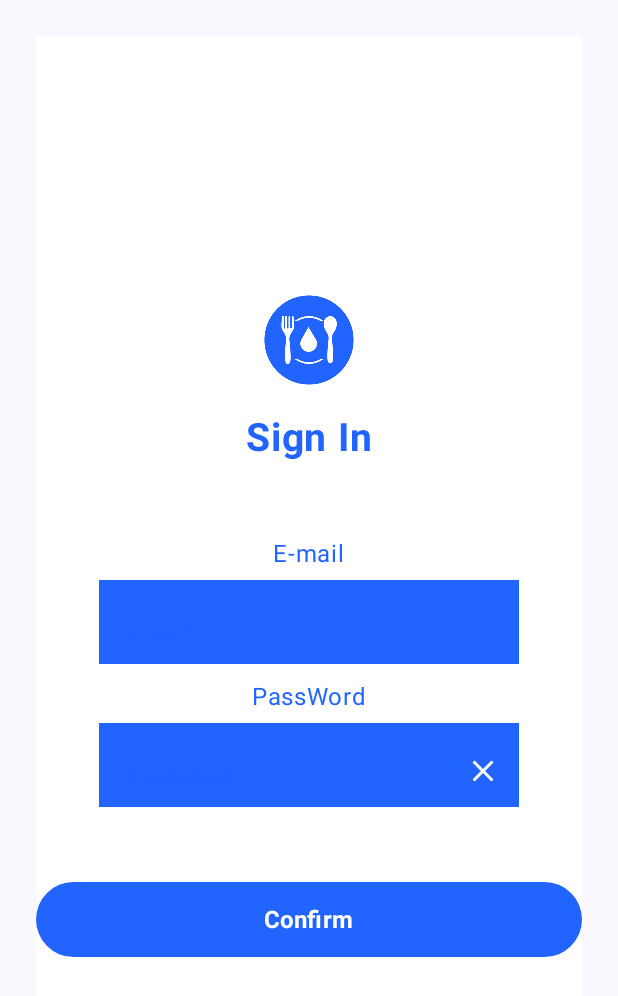
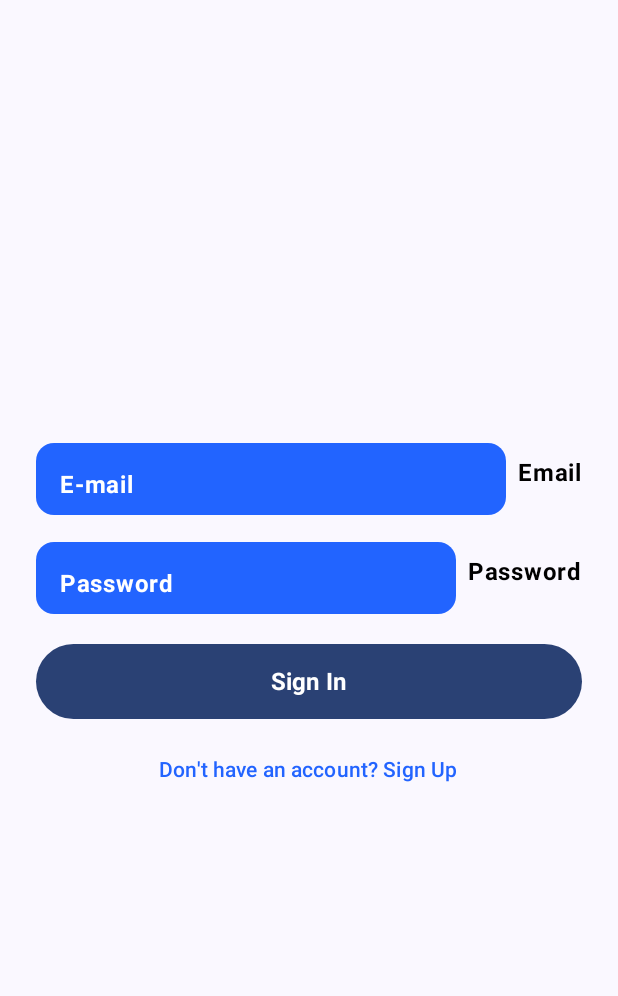
Before and after one commit to elinewdv/3780, an Android app built with Jetpack Compose: the SignPageScreen screen opened through its navigation route, after a tap on "Sign In", on a phone screen of 412 x 824 dp. Shown: the top 996 px of the screen. Run offline under Robolectric (Android 15) with nearby library versions, the phone set to English and light mode, and no system bars; our stand-ins replace Room's generated code; 1 statement that could not run was skipped.

Commit message:
Sign In and Sign UP working very well, and user getting into data base + Hashed Password using Bycript

```diff
--- a/app/build.gradle.kts
+++ b/app/build.gradle.kts
@@ -96,4 +96,5 @@ dependencies {
     implementation(libs.okhttp.v493)
     implementation(libs.logging.interceptor.v493)
     implementation (libs.moshi.kotlin.v1130)
+    implementation(libs.bcrypt)
 }
--- a/app/src/main/java/com/example/diabeteapp/HomePage.kt
+++ b/app/src/main/java/com/example/diabeteapp/HomePage.kt
@@ -33,7 +33,7 @@ fun HomePageScreen(navController: NavHostController) {
         Spacer(modifier = Modifier.height(5.dp))
         Text("Quote",color = Color(0xFF2264FF))
         Spacer(modifier = Modifier.height(25.dp))
-        Button(onClick = { navController.navigate(SignPage()) },
+        Button(onClick = { navController.navigate(SignPage) },
             colors = ButtonDefaults.buttonColors(containerColor = Color(0xFF2264FF))
         ) {
             Text(text = "Next", color = Color.White)
--- a/app/src/main/java/com/example/diabeteapp/MainActivity.kt
+++ b/app/src/main/java/com/example/diabeteapp/MainActivity.kt
@@ -39,7 +39,6 @@ import androidx.compose.ui.unit.dp
 import androidx.lifecycle.ViewModelProvider
 import androidx.lifecycle.compose.collectAsStateWithLifecycle
 import androidx.lifecycle.lifecycleScope
-import androidx.lifecycle.viewmodel.compose.viewModel
 import androidx.navigation.NavController
 import androidx.navigation.NavDestination
 import androidx.navigation.NavDestination.Companion.hasRoute
@@ -49,22 +48,20 @@ import androidx.navigation.compose.currentBackStackEntryAsState
 import androidx.navigation.compose.rememberNavController
 import com.example.diabeteapp.data.FoodRepository
 import com.example.diabeteapp.data.api.RetrofitInstance
-import com.example.diabeteapp.data.dao.MealDao
-import com.example.diabeteapp.data.dao.MealFoodCrossRefDao
 import com.example.diabeteapp.data.database.DatabaseProvider
 import com.example.diabeteapp.ui.theme.DiabeteAppTheme
 import kotlinx.coroutines.delay
 import kotlinx.coroutines.launch
 import kotlinx.serialization.Serializable
 
-@Serializable class SignPage
-@Serializable class SignInPage
-@Serializable class SignUpPage
-@Serializable class HomePage
-@Serializable class TargetPage
-@Serializable class FoodRegistrationPage
-@Serializable class AdvisePage
-@Serializable class UserProfilePage
+@Serializable object SignPage
+@Serializable object SignInPage
+@Serializable object SignUpPage
+@Serializable object HomePage
+@Serializable object TargetPage
+@Serializable object FoodRegistrationPage
+@Serializable object AdvisePage
+@Serializable object UserProfilePage
 
 class MainActivity : ComponentActivity() {
     private lateinit var viewModel: FoodViewModel
@@ -92,7 +89,6 @@ class MainActivity : ComponentActivity() {
 
         setContent {
             DiabeteAppTheme {
-                val windowSizeClass = currentWindowAdaptiveInfo().windowSizeClass
                 val navController = rememberNavController()
                 val navBackStackEntry by navController.currentBackStackEntryAsState()
                 val currentDestination = navBackStackEntry?.destination
@@ -109,26 +105,51 @@ class MainActivity : ComponentActivity() {
                     }
                 }
 
+                // Fonction pour gérer les changements d'authentification
+                val onAuthChange: (Boolean) -> Unit = { isAuthenticated ->
+                    if (isAuthenticated) {
+                        navController.navigate(HomePage) {
+                            popUpTo(SignPage) { inclusive = true }
+                        }
+                    } else {
+                        navController.navigate(SignPage) {
+                            popUpTo(HomePage) { inclusive = true }
+                        }
+                    }
+                }
+
                 Scaffold(
                     topBar = {
-                        if (!principalPages(currentDestination)) {
+                        if (!isPrincipalPage(currentDestination)) {
                             TopBar(navController)
                         }
                     },
                     bottomBar = {
-                        if (!principalPages(currentDestination)) {
+                        if (!isPrincipalPage(currentDestination)) {
                             BottomBar(navController)
                         }
                     }
                 ) { innerPadding ->
                     NavHost(
                         navController = navController,
-                        startDestination = HomePage(),
+                        startDestination = HomePage,
                         modifier = Modifier.padding(innerPadding),
                     ) {
-                        composable<SignPage> { SignPageScreen(navController) }
-                        composable<HomePage> { HomePageScreen(navController) }
-                        composable<TargetPage> { TargetPageScreen() }
+                        composable<SignPage> {
+                            SignPageScreen(navController)
+                        }
+                        composable<SignInPage> {
+                            SignInPageScreen(navController, onAuthChange)
+                        }
+                        composable<SignUpPage> {
+                            SignUpPageScreen(navController)
+                        }
+                        composable<HomePage> {
+                            HomePageScreen(navController)
+                        }
+                        composable<TargetPage> {
+                            TargetPageScreen()
+                        }
                         composable<FoodRegistrationPage> {
                             FoodRegistrationScreen(
                                 viewModel = viewModel,
@@ -136,10 +157,12 @@ class MainActivity : ComponentActivity() {
                                 onNavigateBack = { navController.popBackStack() }
                             )
                         }
-                        composable<AdvisePage> { AdvisePageScreen() }
-                        composable<SignInPage> { SignInPageScreen(navController) }
-                        composable<SignUpPage> { SignUpPageScreen(navController) }
-                        composable<UserProfilePage> { UserProfilePageScreen(navController) }
+                        composable<AdvisePage> {
+                            AdvisePageScreen()
+                        }
+                        composable<UserProfilePage> {
+                            UserProfilePageScreen(navController)
+                        }
                     }
                 }
             }
@@ -147,7 +170,6 @@ class MainActivity : ComponentActivity() {
     }
 }
 
-// Vos autres composables restent inchangés...
 @OptIn(ExperimentalMaterial3Api::class)
 @Composable
 fun TopBar(navController: NavController) {
@@ -166,15 +188,15 @@ fun TopBar(navController: NavController) {
             )
         },
         navigationIcon = {
-            IconButton(onClick = { navController.navigate(HomePage()) }) {
+            IconButton(onClick = { navController.navigate(HomePage) }) {
                 ImageType(R.drawable.logo_blue)
             }
         },
         actions = {
-            IconButton(onClick = { navController.navigate(UserProfilePage()) }) {
+            IconButton(onClick = { navController.navigate(UserProfilePage) }) {
                 Icon(
                     imageVector = Icons.Outlined.AccountCircle,
-                    contentDescription = "Home page",
+                    contentDescription = "Profile",
                     modifier = Modifier.size(28.dp),
                     tint = Color.White
                 )
@@ -193,17 +215,17 @@ fun BottomBar(navController: NavController) {
         NavigationBarItem(
             icon = { ImageType(R.drawable.target) },
             selected = false,
-            onClick = { navController.navigate(TargetPage()) }
+            onClick = { navController.navigate(TargetPage) }
         )
         NavigationBarItem(
             icon = { ImageType(R.drawable.apple) },
             selected = false,
-            onClick = { navController.navigate(FoodRegistrationPage()) }
+            onClick = { navController.navigate(FoodRegistrationPage) }
         )
         NavigationBarItem(
             icon = { ImageType(R.drawable.lumous) },
             selected = false,
-            onClick = { navController.navigate(AdvisePage()) }
+            onClick = { navController.navigate(AdvisePage) }
         )
     }
 }
@@ -212,7 +234,7 @@ fun BottomBar(navController: NavController) {
 fun ImageType(logoName: Int) {
     Image(
         painter = painterResource(logoName),
-        contentDescription = "Description de l'image",
+        contentDescription = "Image",
         modifier = Modifier
             .clip(CircleShape)
             .size(200.dp)
@@ -222,7 +244,7 @@ fun ImageType(logoName: Int) {
 }
 
 @Composable
-fun principalPages(currentDestination: NavDestination?): Boolean {
+fun isPrincipalPage(currentDestination: NavDestination?): Boolean {
     return currentDestination?.hasRoute<HomePage>() == true ||
             currentDestination?.hasRoute<SignPage>() == true ||
             currentDestination?.hasRoute<UserProfilePage>() == true ||
--- a/app/src/main/java/com/example/diabeteapp/SignInPage.kt
+++ b/app/src/main/java/com/example/diabeteapp/SignInPage.kt
@@ -1,130 +1,120 @@
 package com.example.diabeteapp
 
-import androidx.compose.foundation.Image
-import androidx.compose.foundation.background
 import androidx.compose.foundation.layout.*
-import androidx.compose.foundation.shape.RoundedCornerShape
-import androidx.compose.foundation.text.KeyboardOptions
-import androidx.compose.material.icons.Icons
-import androidx.compose.material.icons.filled.Clear
-import androidx.compose.material.icons.filled.Done
 import androidx.compose.material3.*
 import androidx.compose.runtime.*
 import androidx.compose.ui.Alignment
 import androidx.compose.ui.Modifier
 import androidx.compose.ui.graphics.Color
-import androidx.compose.ui.res.painterResource
+import androidx.compose.ui.platform.LocalContext
 import androidx.compose.ui.text.font.FontWeight
-import androidx.compose.ui.text.input.*
+import androidx.compose.ui.text.input.KeyboardType
 import androidx.compose.ui.unit.dp
 import androidx.compose.ui.unit.sp
 import androidx.navigation.NavHostController
-import androidx.compose.material3.Text
-
+import com.example.diabeteapp.data.database.AppDatabase
+import kotlinx.coroutines.launch
 
 @OptIn(ExperimentalMaterial3Api::class)
 @Composable
-fun SignInPageScreen(navController: NavHostController) {
+fun SignInPageScreen(
+    navController: NavHostController,
+    onAuthSuccess: (Boolean) -> Unit
+) {
     var email by remember { mutableStateOf("") }
     var password by remember { mutableStateOf("") }
-    var passwordVisible by remember { mutableStateOf(false) }
+    var errorMessage by remember { mutableStateOf<String?>(null) }
+    var isLoading by remember { mutableStateOf(false) }
+
+    val context = LocalContext.current
+    val scope = rememberCoroutineScope()
+    val color = Color(0xFF2264FF)
 
     Column(
         modifier = Modifier
             .fillMaxSize()
-            .padding(24.dp)
-            .background(Color.White),
+            .padding(24.dp),
         verticalArrangement = Arrangement.Center,
         horizontalAlignment = Alignment.CenterHorizontally
     ) {
-        // Logo
-        Image(
-            painter = painterResource(id = R.drawable.logo), // Assure-toi que ce fichier existe dans res/drawable
-            contentDescription = "App Logo",
-            modifier = Modifier.size(80.dp)
-        )
+        // Logo et autres éléments UI...
+
+        // Error message
+        errorMessage?.let {
+            Text(
+                text = it,
+                color = Color.Red,
+                modifier = Modifier.padding(bottom = 8.dp)
+            )
+        }
+
+        // Email Input
+        InputField(
+            value = email,
+            onValueChange = { email = it },
+            label = "E-mail",
+            unit = "Email",
+
+            )
 
         Spacer(modifier = Modifier.height(10.dp))
 
-        // Title
-        Text(
-            text = "Sign In",
-            fontSize = 26.sp,
-            color = Color(0xFF2264FF),
-            fontWeight = FontWeight.Bold
+        // Password Input
+        InputField(
+            value = password,
+            onValueChange = { password = it },
+            label = "Password",
+            unit = "Password",
         )
 
-        Spacer(modifier = Modifier.height(50.dp))
+        Spacer(modifier = Modifier.height(20.dp))
 
-        // Email
-        Text("E-mail",color=Color(0xFF2264FF))
-        Spacer(modifier = Modifier.height(5.dp))
-        OutlinedTextField(
-            value = email,
-            onValueChange = { email = it },
-            label = { Text("E-mail", fontWeight = FontWeight.Bold, color = Color(0xFF2264FF)) },
+        Button(
+            onClick = {
+                if (email.isBlank() || password.isBlank()) {
+                    errorMessage = "Please fill all fields"
+                    return@Button
+                }
+
+                isLoading = true
+                scope.launch {
+                    try {
+                        val db = AppDatabase.getDatabase(context)
+                        val user = db.userDao().getUserByEmail(email)
+
+                        if (user == null) {
+                            errorMessage = "User not found. Please sign up."
+                        } else if (!PasswordHasher.verifyPassword(password, user.password)) {
+                            errorMessage = "Invalid password"
+                        } else {
+                            onAuthSuccess(true)
+                            navController.navigate(TargetPage) {
+                                popUpTo(SignPage) { inclusive = true }
+                            }
+                        }
+                    } catch (e: Exception) {
+                        errorMessage = "Login failed: ${e.message}"
+                    } finally {
+                        isLoading = false
+                    }
+                }
+            },
             modifier = Modifier
-                .background(Color(0xFF2264FF))
-                .height(56.dp),
-            shape = RoundedCornerShape(12.dp),
-            keyboardOptions = KeyboardOptions(keyboardType = KeyboardType.Email),
-            colors = OutlinedTextFieldDefaults.colors(
-                unfocusedBorderColor = Color.Transparent,
-                focusedBorderColor = Color.Transparent,
-                unfocusedContainerColor = Color(0xFF2264FF),
-                focusedContainerColor = Color(0xFF2264FF),
-                cursorColor = Color.White,
-                focusedLabelColor = Color.White
-            ),
-            textStyle = LocalTextStyle.current.copy(color = Color.White)
-        )
+                .fillMaxWidth()
+                .height(50.dp),
+            enabled = !isLoading
+        ) {
+            if (isLoading) {
+                CircularProgressIndicator(color = Color.White)
+            } else {
+                Text("Sign In", fontSize = 16.sp, color = Color.White, fontWeight = FontWeight.Bold)
+            }
+        }
 
         Spacer(modifier = Modifier.height(10.dp))
 
-        // Password
-        Text("PassWord",color=Color(0xFF2264FF))
-        Spacer(modifier = Modifier.height(5.dp))
-        OutlinedTextField(
-            value = password,
-            onValueChange = { password = it },
-            label = { Text("Password", fontWeight = FontWeight.Bold, color = Color(0xFF2264FF)) },
-            modifier = Modifier
-                .background(Color(0xFF2264FF))
-                .height(56.dp),
-            shape = RoundedCornerShape(12.dp),
-            visualTransformation = if (passwordVisible) VisualTransformation.None else PasswordVisualTransformation(),
-            keyboardOptions = KeyboardOptions(keyboardType = KeyboardType.Password),
-            trailingIcon = {
-                IconButton(onClick = { passwordVisible = !passwordVisible }) {
-                    Icon(
-                        imageVector = if (passwordVisible) Icons.Default.Done else Icons.Default.Clear,
-                        contentDescription = "Toggle Password Visibility",
-                        tint = Color.White
-                    )
-                }
-            },
-            colors = OutlinedTextFieldDefaults.colors(
-                unfocusedBorderColor = Color.Transparent,
-                focusedBorderColor = Color.Transparent,
-                unfocusedContainerColor = Color(0xFF2264FF),
-                focusedContainerColor = Color(0xFF2264FF),
-                cursorColor = Color.White,
-                focusedLabelColor = Color.White
-            ),
-            textStyle = LocalTextStyle.current.copy(color = Color.White)
-        )
-
-        Spacer(modifier = Modifier.height(50.dp))
-
-        // Bouton Confirm
-        Button(
-            onClick = { navController.navigate(TargetPage()) },
-            modifier = Modifier
-                .fillMaxWidth()
-                .height(50.dp),
-            colors = ButtonDefaults.buttonColors(containerColor = Color(0xFF2264FF))
-        ) {
-            Text(text = "Confirm", fontSize = 16.sp, color = Color.White, fontWeight = FontWeight.Bold)
+        TextButton(onClick = { navController.navigate(SignUpPage) }) {
+            Text("Don't have an account? Sign Up", color = color)
         }
     }
 }
--- a/app/src/main/java/com/example/diabeteapp/SignPage.kt
+++ b/app/src/main/java/com/example/diabeteapp/SignPage.kt
@@ -1,18 +1,13 @@
 package com.example.diabeteapp
 
-import androidx.compose.foundation.layout.Arrangement
-import androidx.compose.foundation.layout.Column
-import androidx.compose.foundation.layout.Spacer
-import androidx.compose.foundation.layout.fillMaxSize
-import androidx.compose.foundation.layout.height
-import androidx.compose.foundation.layout.padding
-import androidx.compose.material3.Button
-import androidx.compose.material3.ButtonDefaults
-import androidx.compose.material3.Text
+import androidx.compose.foundation.Image
+import androidx.compose.foundation.layout.*
+import androidx.compose.material3.*
 import androidx.compose.runtime.Composable
 import androidx.compose.ui.Alignment
 import androidx.compose.ui.Modifier
 import androidx.compose.ui.graphics.Color
+import androidx.compose.ui.res.painterResource
 import androidx.compose.ui.unit.dp
 import androidx.navigation.NavHostController
 
@@ -20,26 +15,38 @@ import androidx.navigation.NavHostController
 fun SignPageScreen(navController: NavHostController) {
     Column(
         modifier = Modifier
-            .fillMaxSize()  // Remplit tout l'écran
+            .fillMaxSize()
             .padding(16.dp),
         verticalArrangement = Arrangement.Center,
-        horizontalAlignment = Alignment.CenterHorizontally  // Centre horizontalement les éléments
+        horizontalAlignment = Alignment.CenterHorizontally
     ) {
-        ImageType(R.drawable.logo)
-        Spacer(modifier = Modifier.height(5.dp))
-        ButtonSign("Sign In",navController) { navController.navigate(SignInPage()) }
-        Spacer(modifier = Modifier.height(5.dp))
-        ButtonSign("Sign up", navController) { navController.navigate(SignUpPage()) }
+        // Logo
+        Image(
+            painter = painterResource(id = R.drawable.logo),
+            contentDescription = "App Logo",
+            modifier = Modifier.size(80.dp)
+        )
+
+        Spacer(modifier = Modifier.height(20.dp))
+
+        // Sign In Button
+        Button(
+            onClick = { navController.navigate(SignInPage) },
+            colors = ButtonDefaults.buttonColors(containerColor = Color(0xFF2264FF)),
+            modifier = Modifier.fillMaxWidth()
+        ) {
+            Text("Sign In", color = Color.White)
+        }
+
+        Spacer(modifier = Modifier.height(10.dp))
+
+        // Sign Up Button
+        Button(
+            onClick = { navController.navigate(SignUpPage) },
+            colors = ButtonDefaults.buttonColors(containerColor = Color(0xFF2264FF)),
+            modifier = Modifier.fillMaxWidth()
+        ) {
+            Text("Sign Up", color = Color.White)
+        }
     }
 }
-
-
-@Composable
-fun ButtonSign(text: String, navController: NavHostController, function: () -> Unit){
-    Button(onClick = function,
-        colors = ButtonDefaults.buttonColors(containerColor = Color(0xFF2264FF))
-    ) {
-        Text(text = text, color = Color.White)
-
-    }
-}
--- a/app/src/main/java/com/example/diabeteapp/UserProfilePage.kt
+++ b/app/src/main/java/com/example/diabeteapp/UserProfilePage.kt
@@ -94,7 +94,7 @@ fun UserProfilePageScreen(navController: NavHostController) {
 
         // Confirm Button
         Button(
-            onClick = { navController.navigate(TargetPage()) },
+            onClick = { navController.navigate(TargetPage) },
             modifier = Modifier
                 .fillMaxWidth()
                 .height(50.dp),
--- a/app/src/main/java/com/example/diabeteapp/data/dao/UserDao.kt
+++ b/app/src/main/java/com/example/diabeteapp/data/dao/UserDao.kt
@@ -16,4 +16,7 @@ interface UserDao {
 
     @Delete
     suspend fun deleteUser(user: User)
+
+    @Query("SELECT * FROM users WHERE email = :email")
+    suspend fun getUserByEmail(email: String): User?
 }
--- a/app/src/main/java/com/example/diabeteapp/data/database/DatabaseProvider.kt
+++ b/app/src/main/java/com/example/diabeteapp/data/database/DatabaseProvider.kt
@@ -13,7 +13,9 @@ object DatabaseProvider {
                 context.applicationContext,
                 AppDatabase::class.java,
                 "diabeteapp-database"
-            ).build()
+            )
+                .fallbackToDestructiveMigration(false) // Ajouté pour le développement
+                .build()
             INSTANCE = instance
             instance
         }
--- a/gradle/libs.versions.toml
+++ b/gradle/libs.versions.toml
@@ -1,5 +1,6 @@
 [versions]
 agp = "8.9.0"
+bcrypt = "0.9.0"
 converterMoshi = "2.9.0"
 gson = "2.10.1"
 kotlin = "2.1.21"
@@ -40,6 +41,7 @@ androidx-room-ktx = { module = "androidx.room:room-ktx", version.ref = "roomVers
 androidx-room-ktx-v271 = { module = "androidx.room:room-ktx", version.ref = "roomKtx" }
 androidx-room-runtime = { module = "androidx.room:room-runtime", version.ref = "roomVersion" }
 androidx-room-runtime-v271 = { module = "androidx.room:room-runtime", version.ref = "roomRuntime" }
+bcrypt = { module = "at.favre.lib:bcrypt", version.ref = "bcrypt" }
 converter-moshi = { module = "com.squareup.retrofit2:converter-moshi", version.ref = "converterMoshi" }
 gson = { module = "com.google.code.gson:gson", version.ref = "gson" }
 junit = { group = "junit", name = "junit", version.ref = "junit" }
```
Also changed, not shown: app/src/main/java/com/example/diabeteapp/PasswordHasher.kt (added, +15 -0 lines), app/src/main/java/com/example/diabeteapp/SignUpPage.kt (+33 -3 lines), app/src/main/java/com/example/diabeteapp/User.kt (+5 -4 lines).
